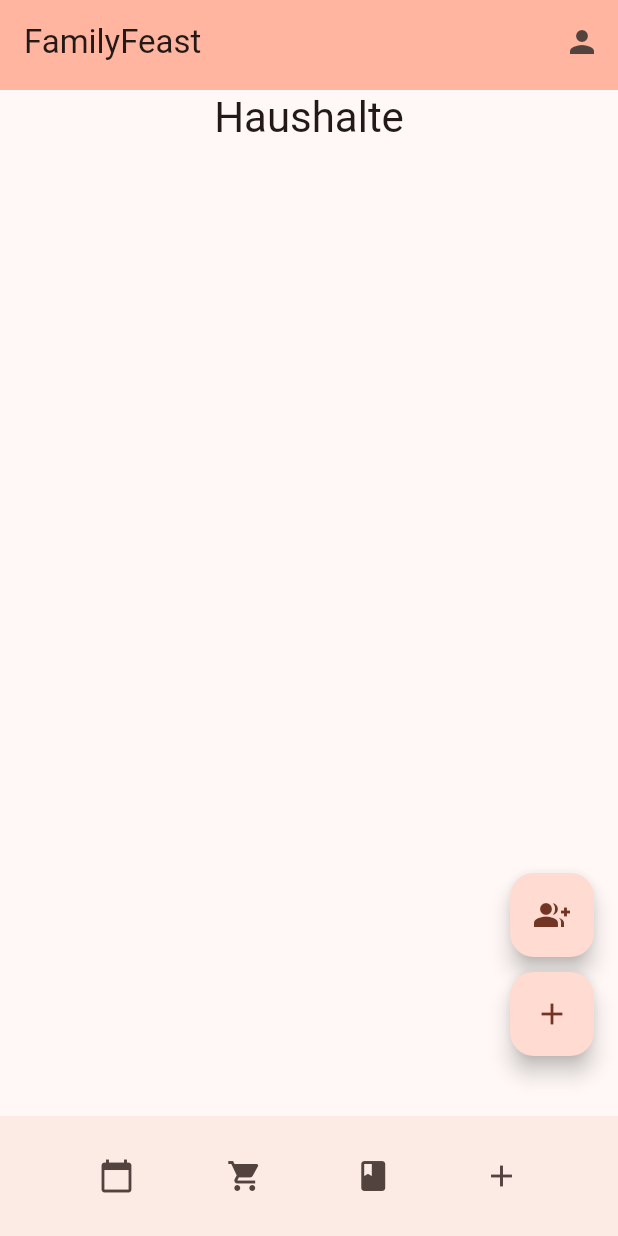
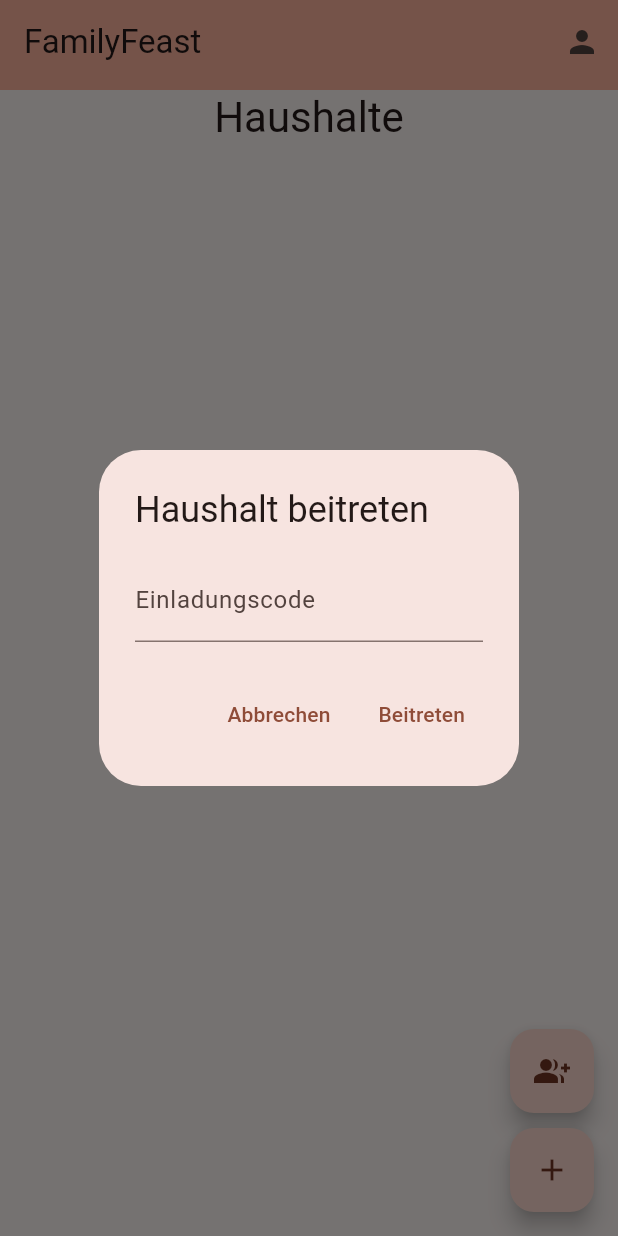
Before and after one commit to ephanta/eva_app, a Flutter app: the screen it shows once a user with an empty profile is signed in, after a tap on the "group add" icon, on a phone screen of 412 x 824 dp. Run offline on Flutter 3.47's test engine with Material 3 defaults, Android fonts, the phone set to English and light mode, and no system bars; our stand-ins replace auto_route, flutter_colorpicker, flutter_dotenv, supabase_flutter; missing offline and left inert: supabase_auth_ui; accounts and stored records are empty; statements that could not run were skipped.

Commit message:
Update home.dart

```diff
--- a/lib/screens/home.dart
+++ b/lib/screens/home.dart
@@ -159,40 +159,30 @@ class _HomeScreenState extends State<HomeScreen> {
   Widget build(BuildContext context) {
     return Scaffold(
       appBar: const AppBarCustom(
-        showArrow: false,
-        showHome: false,
-        showProfile: true,
-      ),
-      body: Stack(
-        children: [
-          Column(
-            children: [
-              Expanded(
-                child: Consumer<DataProvider>(
-                  builder: (context, dataProvider, child) {
-                    return Column(
+          showArrow: false, showHome: false, showProfile: true),
+      body: Consumer<DataProvider>(builder: (context, dataProvider, child) {
+        return Center(
+          child: Column(
             mainAxisAlignment: MainAxisAlignment.center,
             children: <Widget>[
               Text(
                 'Haushalte',
                 style: Theme.of(context).textTheme.headlineMedium,
               ),
-                        Expanded(
-                          child: FutureBuilder<List<dynamic>>(
+              FutureBuilder<List<dynamic>>(
                 future: dataProvider.fetchUserHouseholds(
-                              Supabase.instance.client.auth.currentUser!.id,
-                            ),
+                    Supabase.instance.client.auth.currentUser!.id),
                 builder: (context, snapshot) {
-                              if (snapshot.connectionState ==
-                                  ConnectionState.waiting) {
-                                return const Center(
-                                    child: CircularProgressIndicator());
+                  if (snapshot.connectionState == ConnectionState.waiting) {
+                    return const Center(child: CircularProgressIndicator());
                   } else if (snapshot.hasError) {
                     return Text('Error: ${snapshot.error}');
                   } else {
                     final households = snapshot.data ?? [];
-                                return GridView.builder(
+                    return Expanded(
+                      child: Padding(
                         padding: const EdgeInsets.all(8.0),
+                        child: GridView.builder(
                           gridDelegate:
                               const SliverGridDelegateWithFixedCrossAxisCount(
                             crossAxisCount: 2,
@@ -202,17 +192,14 @@ class _HomeScreenState extends State<HomeScreen> {
                           itemCount: households.length,
                           itemBuilder: (context, index) {
                             final household = households[index];
-                                    Color householdColor = Color(
-                                      int.parse(
+                            Color householdColor = Color(int.parse(
                                     household['color'].substring(1, 7),
                                     radix: 16) +
-                                          0xFF000000,
-                                    );
+                                0xFF000000);
                             return InkWell(
                               onTap: () {
                                 AutoRouter.of(context).push(
-                                          HomeDetailRoute(
-                                              householdId: household['id']),
+                                  HomeDetailRoute(householdId: household['id']),
                                 );
                               },
                               child: Card(
@@ -230,29 +217,84 @@ class _HomeScreenState extends State<HomeScreen> {
                               ),
                             );
                           },
+                        ),
+                      ),
                     );
                   }
                 },
               ),
-                        ),
-                      ],
-                    );
-                  },
-                ),
-              ),
-              const SizedBox(height: 10), // Space for bottom app bar
             ],
           ),
-          Positioned(
-            right: 16,
-            bottom: 40, // Position above the bottom app bar
-            child: Column(
+        );
+      }),
+      floatingActionButton: Column(
         mainAxisAlignment: MainAxisAlignment.end,
         children: [
           FloatingActionButton(
             heroTag: 'joinHousehold',
             onPressed: () {
-                    // Existing join household logic
+              final TextEditingController inviteCodeController =
+                  TextEditingController();
+
+              showDialog(
+                context: context,
+                builder: (BuildContext context) {
+                  return AlertDialog(
+                    title: const Text('Haushalt beitreten'),
+                    content: TextField(
+                      controller: inviteCodeController,
+                      decoration: const InputDecoration(
+                        labelText: 'Einladungscode',
+                      ),
+                    ),
+                    actions: <Widget>[
+                      TextButton(
+                        child: const Text('Abbrechen'),
+                        onPressed: () {
+                          AutoRouter.of(context).maybePop();
+                        },
+                      ),
+                      TextButton(
+                        child: const Text('Beitreten'),
+                        onPressed: () async {
+                          final inviteCode = inviteCodeController.text;
+
+                          if (inviteCode.isNotEmpty) {
+                            try {
+                              final householdId =
+                                  await _dataProvider.joinHousehold(
+                                      inviteCode,
+                                      Supabase.instance.client.auth.currentUser!
+                                          .id);
+                              AutoRouter.of(context).maybePop();
+                              AutoRouter.of(context).push(
+                                HomeDetailRoute(householdId: householdId),
+                              );
+                              ScaffoldMessenger.of(context).showSnackBar(
+                                const SnackBar(
+                                    content: Text(
+                                        'Erfolgreich dem Haushalt beigetreten.')),
+                              );
+                            } catch (e) {
+                              ScaffoldMessenger.of(context).showSnackBar(
+                                SnackBar(
+                                    content: Text(
+                                        'Fehler beim Beitreten des Haushalts: $e')),
+                              );
+                            }
+                          } else {
+                            ScaffoldMessenger.of(context).showSnackBar(
+                              const SnackBar(
+                                  content: Text(
+                                      'Bitte geben Sie einen Einladungscode ein')),
+                            );
+                          }
+                        },
+                      ),
+                    ],
+                  );
+                },
+              );
             },
             child: const Icon(Icons.group_add),
           ),
@@ -264,110 +306,6 @@ class _HomeScreenState extends State<HomeScreen> {
           ),
         ],
       ),
-          ),
-        ],
-      ),
-      bottomNavigationBar: BottomAppBar(
-        child: Row(
-          mainAxisAlignment: MainAxisAlignment.spaceEvenly,
-          children: [
-            IconButton(
-              icon: const Icon(Icons.calendar_today),
-              onPressed: () {
-                // Navigate to calendar
-              },
-            ),
-            IconButton(
-              icon: const Icon(Icons.shopping_cart),
-              onPressed: () {
-                // Navigate to shopping list
-              },
-            ),
-            IconButton(
-              icon: const Icon(Icons.book),
-              onPressed: () {
-                // Navigate to recipes
-              },
-            ),
-            IconButton(
-              icon: const Icon(Icons.add),
-              onPressed: () {
-                _showCreateRecipeDialog(context);
-              },
-            ),
-          ],
-        ),
-      ),
-    );
-  }
-
-  void _showCreateRecipeDialog(BuildContext context) {
-    showDialog(
-      context: context,
-      builder: (BuildContext context) {
-        return AlertDialog(
-          title: const Text('Rezept erstellen'),
-          content: const Text(
-              'Wählen Sie einen Haushalt aus, um ein Rezept zu erstellen.'),
-          actions: <Widget>[
-            TextButton(
-              child: const Text('Abbrechen'),
-              onPressed: () {
-                Navigator.of(context).pop();
-              },
-            ),
-            TextButton(
-              child: const Text('Auswählen'),
-              onPressed: () {
-                Navigator.of(context).pop();
-                _selectHouseholdForRecipe(context);
-              },
-            ),
-          ],
-        );
-      },
-    );
-  }
-
-  void _selectHouseholdForRecipe(BuildContext context) {
-    showDialog(
-      context: context,
-      builder: (BuildContext context) {
-        return AlertDialog(
-          title: const Text('Haushalt auswählen'),
-          content: FutureBuilder<List<dynamic>>(
-            future: _dataProvider.fetchUserHouseholds(
-                Supabase.instance.client.auth.currentUser!.id),
-            builder: (context, snapshot) {
-              if (snapshot.connectionState == ConnectionState.waiting) {
-                return const CircularProgressIndicator();
-              } else if (snapshot.hasError) {
-                return Text('Error: ${snapshot.error}');
-              } else {
-                final households = snapshot.data ?? [];
-                return SizedBox(
-                  width: double.maxFinite,
-                  child: ListView.builder(
-                    shrinkWrap: true,
-                    itemCount: households.length,
-                    itemBuilder: (context, index) {
-                      final household = households[index];
-                      return ListTile(
-                        title: Text(household['name']),
-                        onTap: () {
-                          Navigator.of(context).pop();
-                          context.router.push(
-                              RecipeCreateRoute(householdId: household['id']));
-                        },
-                      );
-                    },
-                  ),
-                );
-              }
-            },
-          ),
-        );
-      },
     );
   }
 }
```
Lines whose indentation alone changed are shown as unchanged.
